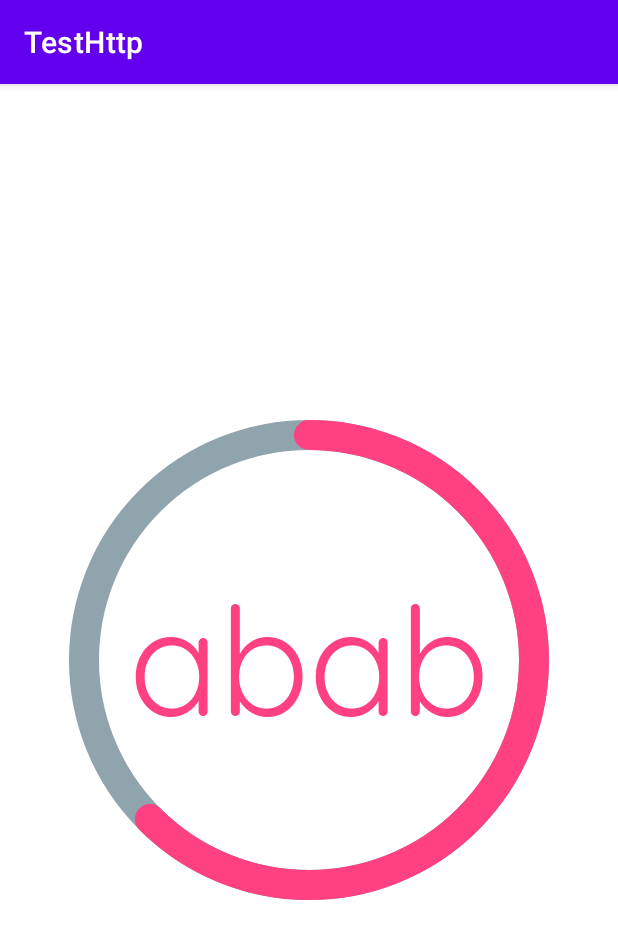
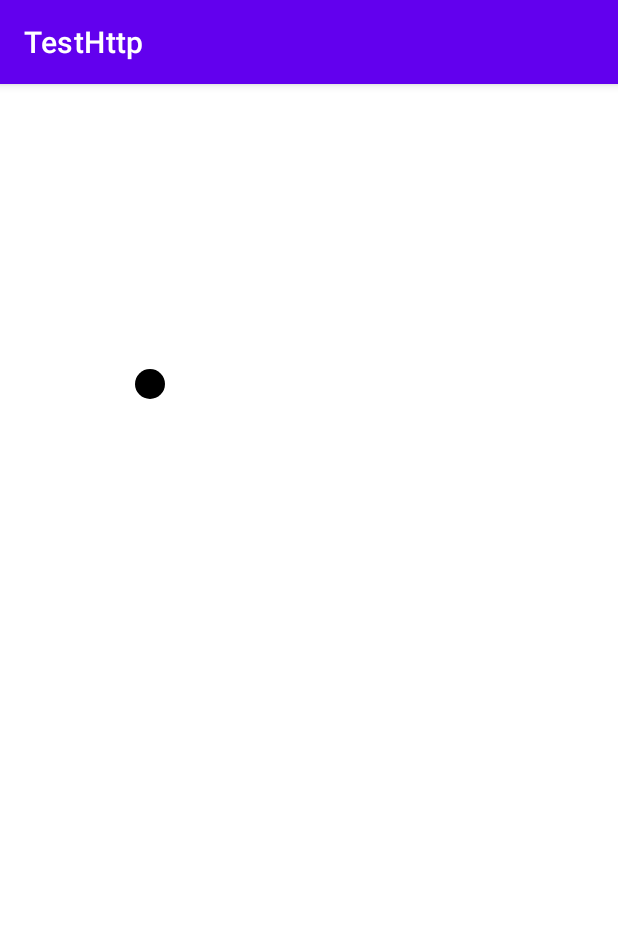
Before and after one commit to TieUper/TestHttp, an Android app: the screen it shows after launch (MainActivity), on a phone screen of 412 x 824 dp. Shown: the top 939 px of the screen. Run offline under Robolectric (Android 15) with nearby library versions, the phone set to English and light mode, and no system bars.

Commit message:
自定义view

```diff
--- a/app/src/main/java/com/application/testhttp/MainActivity.kt
+++ b/app/src/main/java/com/application/testhttp/MainActivity.kt
@@ -1,11 +1,16 @@
 
 package com.application.testhttp
 
+import android.animation.ObjectAnimator
+import android.graphics.PointF
 import androidx.appcompat.app.AppCompatActivity
 import android.os.Bundle
 import android.text.TextUtils
+import android.view.View
+import com.application.testhttp.view.TranslateView
 import com.google.gson.Gson
 import com.google.gson.JsonElement
+import com.hencoder.text.dp
 import retrofit2.Retrofit
 
 class MainActivity : AppCompatActivity() {
@@ -87,6 +92,12 @@ class MainActivity : AppCompatActivity() {
 
         var entity = Gson().fromJson<TestEntity>(content)
         println(entity.name?: "aaa")
+
+        val pointView = findViewById<View>(R.id.view_point)
+        val animator = ObjectAnimator.ofObject(pointView, "point", TranslateView.PointFEvaluator(), PointF(100.dp, 200.dp))
+        animator.startDelay = 1000
+        animator.duration = 2000
+        animator.start()
     }
 
     inline fun <reified T : Any> Gson.fromJson(json: String) : T = this.fromJson(json, T::class.java)
--- a/app/src/main/java/com/application/testhttp/SportView.kt
+++ /dev/null
@@ -1,47 +0,0 @@
-package com.application.testhttp
-
-import android.content.Context
-import android.graphics.Canvas
-import android.graphics.Color
-import android.graphics.Paint
-import android.graphics.Rect
-import android.util.AttributeSet
-import android.view.View
-import androidx.core.content.res.ResourcesCompat
-import com.hencoder.text.dp
-
-
-private val CIRCLE_COLOR = Color.parseColor("#90A4AE")
-private val HIGHLIGHT_COLOR = Color.parseColor("#FF4081")
-private val RING_WIDTH = 20.dp
-private val RADIUS = 150.dp
-
-class SportView(context: Context, attrs: AttributeSet?) :
-  View(context, attrs) {
-  private val paint = Paint(Paint.ANTI_ALIAS_FLAG).apply {
-    textSize = 100.dp
-    typeface = ResourcesCompat.getFont(context, R.font.font)
-    textAlign = Paint.Align.CENTER
-  }
-  private val bounds = Rect()
-  private val fontMetrics = Paint.FontMetrics()
-
-  override fun onDraw(canvas: Canvas) {
-    super.onDraw(canvas)
-
-    // 绘制环
-    paint.style = Paint.Style.STROKE
-    paint.color = CIRCLE_COLOR
-    paint.strokeWidth = RING_WIDTH
-    canvas.drawCircle(width / 2f, height / 2f, RADIUS, paint)
-
-    // 绘制进度条
-    paint.color = HIGHLIGHT_COLOR
-    paint.strokeCap = Paint.Cap.ROUND
-    canvas.drawArc(width / 2f - RADIUS, height / 2f - RADIUS, width / 2f + RADIUS, height / 2f + RADIUS, -90f, 225f, false, paint)
-
-    paint.style = Paint.Style.FILL
-    paint.getTextBounds("abab", 0, "abab".length, bounds)
-    canvas.drawText("abab", width / 2f, height / 2f - (bounds.top + bounds.bottom) / 2f, paint)
-  }
-}
--- a/app/src/main/java/com/application/testhttp/CircleView.kt
+++ b/app/src/main/java/com/application/testhttp/view/CircleView.kt
@@ -1,4 +1,4 @@
-package com.application.testhttp
+package com.application.testhttp.view
 
 import android.content.Context
 import android.graphics.*
--- a/app/src/main/java/com/application/testhttp/MyView.kt
+++ b/app/src/main/java/com/application/testhttp/view/MyView.kt
@@ -1,11 +1,10 @@
-package com.application.testhttp
+package com.application.testhttp.view
 
 import android.content.Context
 import android.graphics.*
 import android.util.AttributeSet
 import android.util.TypedValue
 import android.view.View
-import android.widget.TextView
 import androidx.appcompat.widget.AppCompatTextView
 
 
--- a/app/src/main/java/com/application/testhttp/PieView.kt
+++ b/app/src/main/java/com/application/testhttp/view/PieView.kt
@@ -1,4 +1,4 @@
-package com.application.testhttp
+package com.application.testhttp.view
 
 import android.content.Context
 import android.graphics.*
--- /dev/null
+++ b/app/src/main/java/com/application/testhttp/view/PointFView.kt
@@ -0,0 +1,29 @@
+package com.application.testhttp.view
+
+import android.content.Context
+import android.graphics.Canvas
+import android.graphics.Paint
+import android.graphics.PointF
+import android.util.AttributeSet
+import android.view.View
+import com.hencoder.text.dp
+
+class PointFView(context: Context?, attrs: AttributeSet?) : View(context, attrs) {
+
+    private val paint = Paint(Paint.ANTI_ALIAS_FLAG)
+
+    var point = PointF(0f, 0f)
+        set(value) {
+            field = value
+            invalidate()
+        }
+
+    init {
+        paint.strokeWidth = 20.dp
+        paint.strokeCap = Paint.Cap.ROUND
+    }
+
+    override fun onDraw(canvas: Canvas) {
+        canvas.drawPoint(point.x, point.y, paint)
+    }
+}
--- a/app/src/main/res/layout/activity_main.xml
+++ b/app/src/main/res/layout/activity_main.xml
@@ -6,7 +6,8 @@
     android:layout_height="match_parent"
     tools:context=".MainActivity2">
 
-    <com.application.testhttp.SportView
+    <com.application.testhttp.view.PointFView
+        android:id="@+id/view_point"
         android:layout_width="match_parent"
         android:layout_height="match_parent" />
 </androidx.constraintlayout.widget.ConstraintLayout>
```
Also changed, not shown: app/src/main/java/com/application/testhttp/view/MultiLineTextView.kt (added, +79 -0 lines), app/src/main/java/com/application/testhttp/view/SportView.kt (added, +70 -0 lines), app/src/main/java/com/application/testhttp/view/TranslateView.kt (added, +97 -0 lines), app/src/main/res/drawable/avatar_rengwuxian.png (added).
